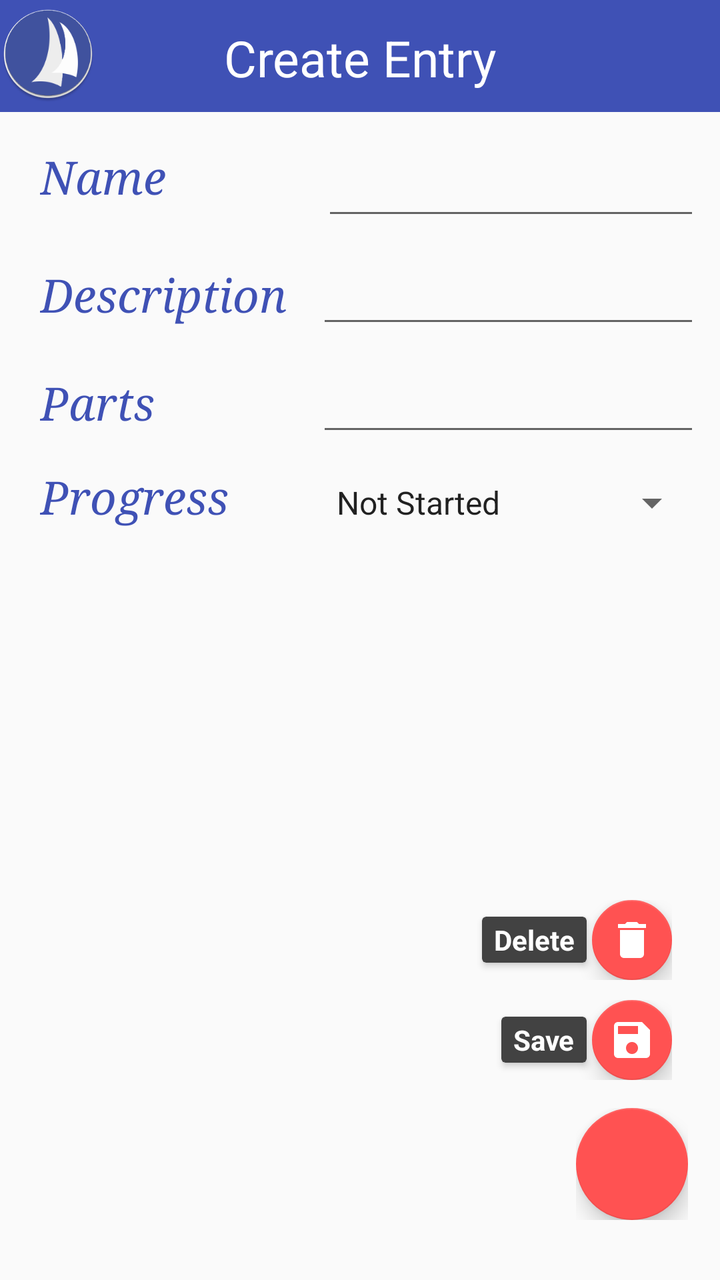
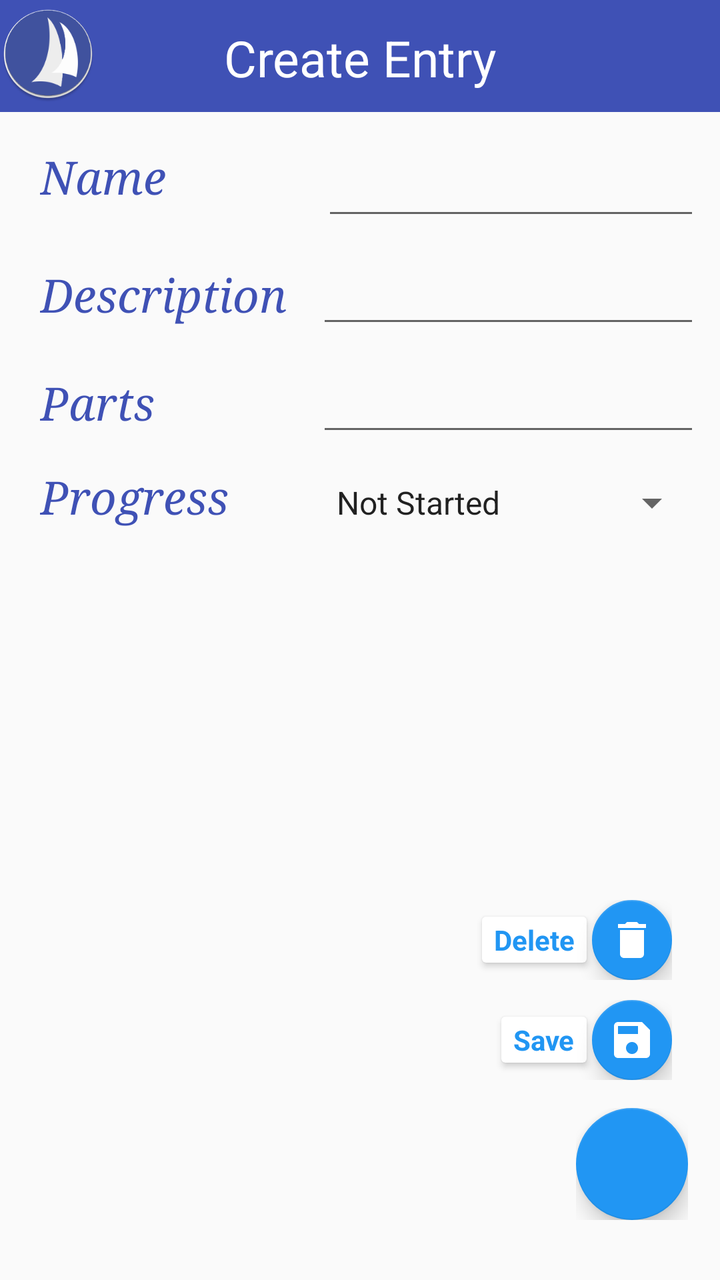

Screens rendered from an Android XML layout before and after an edit, with the pre-edit source and the edit as a unified diff.
<!-- AndroidManifest.xml: application theme Base.Theme.Toolbar -->
<!-- res/layout/activity_edit_manlog.xml -->
<?xml version="1.0" encoding="utf-8"?>
<LinearLayout xmlns:android="http://schemas.android.com/apk/res/android"
    android:layout_width="match_parent"
    android:layout_height="match_parent"
    android:orientation="vertical">

    <RelativeLayout xmlns:android="http://schemas.android.com/apk/res/android"
        xmlns:app="http://schemas.android.com/apk/res-auto"
        xmlns:tools="http://schemas.android.com/tools"
        android:id="@+id/MRL1"
        android:layout_width="match_parent"
        android:layout_height="match_parent"
        android:orientation="vertical"
        tools:context=".MainActivityManLog">

        <android.support.v7.widget.Toolbar
            android:id="@+id/toolbar"
            android:layout_width="match_parent"
            android:layout_height="56dp"
            android:background="?attr/colorPrimary"
            android:minHeight="?attr/actionBarSize"
            android:theme="@style/Base.Theme.Test"
            app:popupTheme="@style/ThemeOverlay.AppCompat.Light" />

        <ImageView
            android:id="@+id/imageView1"
            android:layout_width="wrap_content"
            android:layout_height="wrap_content"
            android:layout_alignParentStart="true"
            android:layout_alignParentTop="true"
            android:layout_marginTop="3dp"
            android:src="@mipmap/ic_launcher" />

        <TextView
            android:id="@+id/titleTextView"
            android:layout_width="wrap_content"
            android:layout_height="wrap_content"
            android:layout_alignParentTop="true"
            android:layout_centerHorizontal="true"
            android:layout_marginBottom="@dimen/activity_vertical_margin"
            android:padding="12dp"
            android:text="Create Entry"
            android:textColor="@color/white"
            android:textSize="25sp" />

        <ScrollView xmlns:android="http://schemas.android.com/apk/res/android"
            android:id="@+id/scrollView1"
            android:layout_width="match_parent"
            android:layout_height="wrap_content"
            android:layout_below="@+id/toolbar">

            <LinearLayout xmlns:android="http://schemas.android.com/apk/res/android"
                android:layout_width="match_parent"
                android:layout_height="match_parent"
                android:orientation="vertical">

                <LinearLayout
                    android:id="@+id/fieldlayout1"
                    android:layout_width="match_parent"
                    android:layout_height="wrap_content"
                    android:layout_below="@+id/toolbar"
                    android:layout_marginEnd="10dp"
                    android:layout_marginStart="10dp"
                    android:layout_marginTop="10dp"
                    android:orientation="horizontal">

                    <TextView
                        android:id="@+id/textViewName"
                        android:layout_width="wrap_content"
                        android:layout_height="wrap_content"
                        android:layout_marginStart="10dp"
                        android:text="Name             "
                        android:textColor="@color/textMain"
                        android:textSize="23sp"
                        android:textStyle="italic"
                        android:typeface="serif" />

                    <EditText
                        android:id="@+id/editTextName"
                        android:layout_width="wrap_content"
                        android:layout_height="wrap_content"
                        android:layout_marginTop="5dp"
                        android:ems="10"
                        android:inputType="text"
                        android:textSize="20sp" />

                </LinearLayout>

                <LinearLayout
                    android:id="@+id/fieldlayout2"
                    android:layout_width="match_parent"
                    android:layout_height="wrap_content"
                    android:layout_marginEnd="10dp"
                    android:layout_marginStart="10dp"
                    android:layout_marginTop="10dp"
                    android:orientation="horizontal">

                    <TextView
                        android:id="@+id/textViewDescription"
                        android:layout_width="wrap_content"
                        android:layout_height="wrap_content"
                        android:layout_marginEnd="10dp"
                        android:layout_marginStart="10dp"
                        android:text="Description"
                        android:textColor="@color/textMain"
                        android:textSize="23sp"
                        android:textStyle="italic"
                        android:typeface="serif" />

                    <EditText
                        android:id="@+id/editTextDescription"
                        android:layout_width="wrap_content"
                        android:layout_height="wrap_content"
                        android:layout_marginStart="5dp"
                        android:ems="10"
                        android:inputType="text"
                        android:textSize="20sp" />

                </LinearLayout>

                <LinearLayout
                    android:id="@+id/fieldlayout3"
                    android:layout_width="match_parent"
                    android:layout_height="wrap_content"
                    android:layout_marginEnd="10dp"
                    android:layout_marginStart="10dp"
                    android:layout_marginTop="10dp"
                    android:orientation="horizontal">

                    <TextView
                        android:id="@+id/textViewParts"
                        android:layout_width="wrap_content"
                        android:layout_height="wrap_content"
                        android:layout_marginEnd="10dp"
                        android:layout_marginStart="10dp"
                        android:text="Parts           "
                        android:textColor="@color/textMain"
                        android:textSize="23sp"
                        android:textStyle="italic"
                        android:typeface="serif" />

                    <EditText
                        android:id="@+id/editTextParts"
                        android:layout_width="wrap_content"
                        android:layout_height="wrap_content"
                        android:layout_marginStart="5dp"
                        android:ems="10"
                        android:inputType="text"
                        android:textSize="20sp" />

                </LinearLayout>


                <LinearLayout
                    android:id="@+id/fieldlayout4"
                    android:layout_width="match_parent"
                    android:layout_height="wrap_content"
                    android:layout_marginEnd="10dp"
                    android:layout_marginStart="10dp"
                    android:layout_marginTop="10dp"
                    android:orientation="horizontal">

                    <TextView
                        android:id="@+id/textViewProgress"
                        android:layout_width="wrap_content"
                        android:layout_height="wrap_content"
                        android:layout_marginEnd="10dp"
                        android:layout_marginStart="10dp"
                        android:text="Progress      "
                        android:textColor="@color/textMain"
                        android:textSize="23sp"
                        android:textStyle="italic"
                        android:typeface="serif" />

                    <Spinner
                        android:id="@+id/spinnerProgress"
                        android:layout_width="match_parent"
                        android:layout_height="wrap_content"
                        android:spinnerMode="dropdown"
                        android:popupTheme="@style/AlertDialogTheme"
                        android:entries="@array/progress_array"
                        android:prompt="@string/progress_prompt" />

                </LinearLayout>

                <TextView
                    android:id="@+id/TextViewMainLog_ID"
                    android:layout_width="wrap_content"
                    android:layout_height="wrap_content"
                    android:textSize="0sp" />

            </LinearLayout>
        </ScrollView>

        <LinearLayout
            android:layout_width="match_parent"
            android:layout_height="match_parent"
            android:orientation="vertical"
            android:weightSum="1">

            <include layout="@layout/layout_fabdeletesave" />

        </LinearLayout>
    </RelativeLayout>
</LinearLayout>
<!-- res/layout/layout_fabdeletesave.xml (included above) -->
<?xml version="1.0" encoding="utf-8"?>
<FrameLayout
    xmlns:android="http://schemas.android.com/apk/res/android"
    xmlns:app="http://schemas.android.com/apk/res-auto"
    android:id="@+id/fabFrame"
    android:layout_width="match_parent"
    android:layout_height="match_parent"
    android:paddingLeft="@dimen/activity_horizontal_margin"
    android:paddingRight="@dimen/activity_horizontal_margin"
    android:orientation="vertical">

    <LinearLayout
        android:id="@+id/layoutFabSave"
        android:layout_width="wrap_content"
        android:layout_height="wrap_content"
        android:gravity="center_vertical"
        android:layout_gravity="bottom|end"
        android:layout_marginRight="8dp"
        android:layout_marginBottom="100dp"
        android:layout_marginEnd="8dp"
        android:orientation="horizontal">

        <android.support.v7.widget.CardView
            android:layout_width="wrap_content"
            android:layout_height="wrap_content"
            android:backgroundTint="@color/card_background"
            app:cardCornerRadius="@dimen/cardCornerRadius"
            app:cardElevation="@dimen/cardElevation"
            app:cardUseCompatPadding="true" >
            <TextView
                android:id="@+id/editTV"
                android:layout_width="wrap_content"
                android:layout_height="wrap_content"
                android:textColor="@color/fab_card_text"
                android:text="@string/FabSave"
                android:textAppearance="?android:attr/textAppearanceSmall"
                android:textStyle="bold"
                android:paddingRight="@dimen/cardview_horizontal_padding"
                android:paddingLeft="@dimen/cardview_horizontal_padding"
                android:paddingBottom="@dimen/cardview_vertical_padding"
                android:paddingTop="@dimen/cardview_vertical_padding" />
        </android.support.v7.widget.CardView>

        <android.support.design.widget.FloatingActionButton
            android:id="@+id/fabSave"
            android:layout_width="wrap_content"
            android:layout_height="wrap_content"
            android:src="@drawable/ic_save_white"
            app:backgroundTint="@color/fab"
            app:fabSize="mini" />

    </LinearLayout>

    <LinearLayout
        android:id="@+id/layoutFabDelete"
        android:layout_width="wrap_content"
        android:layout_height="wrap_content"
        android:gravity="center_vertical"
        android:layout_gravity="bottom|end"
        android:layout_marginRight="8dp"
        android:layout_marginEnd="8dp"
        android:layout_marginBottom="150dp"
        android:orientation="horizontal">

        <android.support.v7.widget.CardView
            android:layout_width="wrap_content"
            android:layout_height="wrap_content"
            android:backgroundTint="@color/card_background"
            app:cardCornerRadius="@dimen/cardCornerRadius"
            app:cardElevation="@dimen/cardElevation"
            app:cardUseCompatPadding="true" >

            <TextView
                android:id="@+id/deleteTV"
                android:layout_width="wrap_content"
                android:layout_height="wrap_content"
                android:textColor="@color/fab_card_text"
                android:text="@string/FabDelete"
                android:textAppearance="?android:attr/textAppearanceSmall"
                android:textStyle="bold"
                android:paddingRight="@dimen/cardview_horizontal_padding"
                android:paddingLeft="@dimen/cardview_horizontal_padding"
                android:paddingBottom="@dimen/cardview_vertical_padding"
                android:paddingTop="@dimen/cardview_vertical_padding" />

        </android.support.v7.widget.CardView>

        <android.support.design.widget.FloatingActionButton
            android:id="@+id/fabDelete"
            android:layout_width="wrap_content"
            android:layout_height="wrap_content"
            android:src="@drawable/ic_delete_white"
            app:backgroundTint="@color/fab"
            app:fabSize="mini" />

    </LinearLayout>



    <LinearLayout
        android:id="@+id/layoutFabDeleteSave"
        android:layout_width="wrap_content"
        android:layout_height="wrap_content"
        android:gravity="center_vertical"
        android:layout_gravity="bottom|end"
        android:layout_marginBottom="30dp"
        android:orientation="horizontal">

        <android.support.design.widget.FloatingActionButton
            android:id="@+id/fabDeleteSave"
            android:layout_width="wrap_content"
            android:layout_height="wrap_content"
            android:layout_gravity="bottom|end"
            app:backgroundTint="@color/fab"
            app:fabSize="normal" />

    </LinearLayout>
</FrameLayout>
<!-- resources referenced by this layout -->
<resources>
  <string-array name="progress_array">
          <item>Not Started</item>
          <item>In Progress</item>
          <item>Completed</item>
      </string-array>
  <color name="card_background">@color/grey800</color>
  <color name="fab">@color/night_text</color>
  <color name="fab_card_text">@color/white</color>
  <color name="textMain">#ff3F51B5</color>
  <color name="white">#ffffff</color>
  <dimen name="activity_horizontal_margin">16dp</dimen>
  <dimen name="activity_vertical_margin">16dp</dimen>
  <dimen name="cardCornerRadius">2dp</dimen>
  <dimen name="cardElevation">2dp</dimen>
  <dimen name="cardview_horizontal_padding">6dp</dimen>
  <dimen name="cardview_vertical_padding">2dp</dimen>
  <!-- drawable ic_delete_white: png bitmap (drawable-hdpi, 194 bytes) -->
  <!-- drawable ic_save_white: png bitmap (drawable-hdpi, 391 bytes) -->
  <!-- mipmap ic_launcher: png bitmap (mipmap-hdpi, 5911 bytes) -->
  <string name="FabDelete">Delete</string>
  <string name="FabSave">Save</string>
  <string name="progress_prompt">Prompt</string>
  <style name="AlertDialogTheme" parent="Theme.AppCompat.Dialog.Alert">
          <item name="buttonBarNegativeButtonStyle">@style/NegativeButtonStyle</item>
          <item name="buttonBarPositiveButtonStyle">@style/PositiveButtonStyle</item>
          <item name="android:background">@color/card_background</item>
          <item name="colorAccent">@color/night_text</item>
  
      </style>
  <style name="Base.Theme.Test" parent="Theme.AppCompat.Light.NoActionBar">
          <item name="colorPrimary">@color/primary</item>
          <item name="colorPrimaryDark">@color/primary_dark</item>
          <item name="colorAccent">@color/night_text</item>
          <item name="android:textColorPrimary">@color/white</item>
          <item name="android:homeAsUpIndicator">@drawable/ic_action_menu</item>
      </style>
  <style name="Base.Theme.Toolbar" parent="Theme.AppCompat.Light.NoActionBar">
          <item name="colorPrimary">@color/primary</item>
          <item name="colorPrimaryDark">@color/primary_dark</item>
          <item name="colorAccent">@color/night_text</item>
          <item name="mcab_contentinset_start">60dp</item>
      </style>
  <color name="grey800">#424242</color>
  <color name="night_text">@color/accent</color>
  <style name="NegativeButtonStyle" parent="Widget.AppCompat.Button.ButtonBar.AlertDialog">
          <item name="android:textColor">@color/night_text</item>
      </style>
  <style name="PositiveButtonStyle" parent="Widget.AppCompat.Button.ButtonBar.AlertDialog">
          <item name="android:textColor">@color/night_text</item>
      </style>
  <color name="primary">#ff3F51B5</color>
  <color name="primary_dark">#ff303F9F</color>
  <!-- drawable ic_action_menu (drawable) -->
  <?xml version="1.0" encoding="utf-8"?>
  <vector xmlns:android="http://schemas.android.com/apk/res/android"
      android:width="24dp"
      android:height="24dp"
      android:viewportWidth="24"
      android:viewportHeight="24">
  
      <path
          android:pathData="M0 0h24v24H0z" />
      <path
          android:fillColor="#ffffff"
          android:pathData="M3 18h18v-2H3v2zm0-5h18v-2H3v2zm0-7v2h18V6H3z" />
  </vector>
  <color name="accent">#ffFF5252</color>
</resources>

<!-- the commit's change to res/layout/activity_edit_manlog.xml (unified diff, before → after) -->
@@ -1,19 +1,26 @@
 <?xml version="1.0" encoding="utf-8"?>
-<LinearLayout xmlns:android="http://schemas.android.com/apk/res/android"
+<androidx.drawerlayout.widget.DrawerLayout xmlns:android="http://schemas.android.com/apk/res/android"
+    xmlns:app="http://schemas.android.com/apk/res-auto"
+    xmlns:tools="http://schemas.android.com/tools"
+    android:id="@+id/drawer_layout"
+    android:layout_height="match_parent"
     android:layout_width="match_parent"
-    android:layout_height="match_parent"
-    android:orientation="vertical">
-
-    <RelativeLayout xmlns:android="http://schemas.android.com/apk/res/android"
-        xmlns:app="http://schemas.android.com/apk/res-auto"
-        xmlns:tools="http://schemas.android.com/tools"
-        android:id="@+id/MRL1"
+    android:fitsSystemWindows="true">
+
+    <LinearLayout
         android:layout_width="match_parent"
         android:layout_height="match_parent"
-        android:orientation="vertical"
-        tools:context=".MainActivityManLog">
-
-        <android.support.v7.widget.Toolbar
+        android:orientation="vertical">
+
+
+        <RelativeLayout
+            android:layout_width="match_parent"
+            android:layout_height="match_parent"
+            tools:context=".MainActivityTrips"
+            android:orientation="vertical"
+            android:id="@+id/MRL1">
+
+        <androidx.appcompat.widget.Toolbar
             android:id="@+id/toolbar"
             android:layout_width="match_parent"
             android:layout_height="56dp"
@@ -201,8 +208,20 @@
             <include layout="@layout/layout_fabdeletesave" />
 
         </LinearLayout>
-    </RelativeLayout>
-</LinearLayout>
+        </RelativeLayout>
+    </LinearLayout>
+
+    <com.google.android.material.navigation.NavigationView
+        android:id="@+id/nav_view"
+        android:layout_height="match_parent"
+        android:layout_width="wrap_content"
+        android:layout_gravity="start"
+        android:fitsSystemWindows="true"
+        app:headerLayout="@layout/nav_header"
+        app:menu="@menu/drawer_create_entries"
+        app:theme="@style/NavigationViewTheme" />
+
+</androidx.drawerlayout.widget.DrawerLayout>
 <!-- res/layout/layout_fabdeletesave.xml (included above) -->
 <?xml version="1.0" encoding="utf-8"?>
 <FrameLayout
@@ -226,28 +245,29 @@
         android:layout_marginEnd="8dp"
         android:orientation="horizontal">
 
-        <android.support.v7.widget.CardView
-            android:layout_width="wrap_content"
-            android:layout_height="wrap_content"
-            android:backgroundTint="@color/card_background"
+        <androidx.cardview.widget.CardView
+            android:layout_width="wrap_content"
+            android:layout_height="wrap_content"
+            android:backgroundTint="@color/background"
             app:cardCornerRadius="@dimen/cardCornerRadius"
             app:cardElevation="@dimen/cardElevation"
-            app:cardUseCompatPadding="true" >
+            app:cardUseCompatPadding="true">
+
             <TextView
                 android:id="@+id/editTV"
                 android:layout_width="wrap_content"
                 android:layout_height="wrap_content"
-                android:textColor="@color/fab_card_text"
+                android:paddingLeft="@dimen/cardview_horizontal_padding"
+                android:paddingTop="@dimen/cardview_vertical_padding"
+                android:paddingRight="@dimen/cardview_horizontal_padding"
+                android:paddingBottom="@dimen/cardview_vertical_padding"
                 android:text="@string/FabSave"
                 android:textAppearance="?android:attr/textAppearanceSmall"
-                android:textStyle="bold"
-                android:paddingRight="@dimen/cardview_horizontal_padding"
-                android:paddingLeft="@dimen/cardview_horizontal_padding"
-                android:paddingBottom="@dimen/cardview_vertical_padding"
-                android:paddingTop="@dimen/cardview_vertical_padding" />
-        </android.support.v7.widget.CardView>
-
-        <android.support.design.widget.FloatingActionButton
+                android:textColor="@color/fab_card_text"
+                android:textStyle="bold" />
+        </androidx.cardview.widget.CardView>
+
+        <com.google.android.material.floatingactionbutton.FloatingActionButton
             android:id="@+id/fabSave"
             android:layout_width="wrap_content"
             android:layout_height="wrap_content"
@@ -268,30 +288,30 @@
         android:layout_marginBottom="150dp"
         android:orientation="horizontal">
 
-        <android.support.v7.widget.CardView
-            android:layout_width="wrap_content"
-            android:layout_height="wrap_content"
-            android:backgroundTint="@color/card_background"
+        <androidx.cardview.widget.CardView
+            android:layout_width="wrap_content"
+            android:layout_height="wrap_content"
+            android:backgroundTint="@color/background"
             app:cardCornerRadius="@dimen/cardCornerRadius"
             app:cardElevation="@dimen/cardElevation"
-            app:cardUseCompatPadding="true" >
+            app:cardUseCompatPadding="true">
 
             <TextView
                 android:id="@+id/deleteTV"
                 android:layout_width="wrap_content"
                 android:layout_height="wrap_content"
-                android:textColor="@color/fab_card_text"
+                android:paddingLeft="@dimen/cardview_horizontal_padding"
+                android:paddingTop="@dimen/cardview_vertical_padding"
+                android:paddingRight="@dimen/cardview_horizontal_padding"
+                android:paddingBottom="@dimen/cardview_vertical_padding"
                 android:text="@string/FabDelete"
                 android:textAppearance="?android:attr/textAppearanceSmall"
-                android:textStyle="bold"
-                android:paddingRight="@dimen/cardview_horizontal_padding"
-                android:paddingLeft="@dimen/cardview_horizontal_padding"
-                android:paddingBottom="@dimen/cardview_vertical_padding"
-                android:paddingTop="@dimen/cardview_vertical_padding" />
-
-        </android.support.v7.widget.CardView>
-
-        <android.support.design.widget.FloatingActionButton
+                android:textColor="@color/fab_card_text"
+                android:textStyle="bold" />
+
+        </androidx.cardview.widget.CardView>
+
+        <com.google.android.material.floatingactionbutton.FloatingActionButton
             android:id="@+id/fabDelete"
             android:layout_width="wrap_content"
             android:layout_height="wrap_content"
@@ -312,13 +332,44 @@
         android:layout_marginBottom="30dp"
         android:orientation="horizontal">
 
-        <android.support.design.widget.FloatingActionButton
+        <com.google.android.material.floatingactionbutton.FloatingActionButton
             android:id="@+id/fabDeleteSave"
             android:layout_width="wrap_content"
             android:layout_height="wrap_content"
             android:layout_gravity="bottom|end"
-            app:backgroundTint="@color/fab"
+            app:backgroundTint="@color/accent"
             app:fabSize="normal" />
 
     </LinearLayout>
 </FrameLayout>
+<!-- res/layout/nav_header.xml (included above) -->
+<?xml version="1.0" encoding="utf-8"?>
+<LinearLayout xmlns:android="http://schemas.android.com/apk/res/android"
+    android:layout_width="match_parent"
+    android:layout_height="192dp"
+    android:id="@+id/layout11"
+    android:background="@color/primary"
+    android:padding="16dp"
+    android:theme="@style/ThemeOverlay.AppCompat.Dark"
+    android:orientation="vertical"
+    android:gravity="bottom">
+
+    <ImageView
+        android:layout_width="100dp"
+        android:layout_height="100dp"
+        android:id="@+id/imVie_AppLogo"
+        android:src="@mipmap/ic_launcher"
+        android:layout_marginBottom="12dp"
+        android:layout_gravity="center_horizontal" />
+
+
+    <TextView
+        android:layout_width="wrap_content"
+        android:layout_height="wrap_content"
+        android:text="@string/BoatLog"
+        android:layout_gravity="center_horizontal"
+        style="@style/TextAppearance.AppCompat.Subhead" />
+
+
+
+</LinearLayout>
<!-- resource entries referenced after the edit -->
@@ -7,7 +7,7 @@
       </string-array>
   <color name="card_background">@color/grey800</color>
   <color name="fab">@color/night_text</color>
-  <color name="fab_card_text">@color/white</color>
+  <color name="fab_card_text">@color/accent</color>
   <color name="textMain">#ff3F51B5</color>
   <color name="white">#ffffff</color>
   <dimen name="activity_horizontal_margin">16dp</dimen>
@@ -19,6 +19,7 @@
   <!-- drawable ic_delete_white: png bitmap (drawable-hdpi, 194 bytes) -->
   <!-- drawable ic_save_white: png bitmap (drawable-hdpi, 391 bytes) -->
   <!-- mipmap ic_launcher: png bitmap (mipmap-hdpi, 5911 bytes) -->
+  <string name="BoatLog">BoatLog</string>
   <string name="FabDelete">Delete</string>
   <string name="FabSave">Save</string>
   <string name="progress_prompt">Prompt</string>
@@ -36,11 +37,14 @@
           <item name="android:textColorPrimary">@color/white</item>
           <item name="android:homeAsUpIndicator">@drawable/ic_action_menu</item>
       </style>
+  <style name="NavigationViewTheme" parent="AppTheme">
+          <item name="textAppearanceListItem">@style/TextAppearance.AppCompat.Body2</item>
+      </style>
+      ThemeOverlay_Material_Dialog_Alert
   <style name="Base.Theme.Toolbar" parent="Theme.AppCompat.Light.NoActionBar">
           <item name="colorPrimary">@color/primary</item>
           <item name="colorPrimaryDark">@color/primary_dark</item>
           <item name="colorAccent">@color/night_text</item>
-          <item name="mcab_contentinset_start">60dp</item>
       </style>
   <color name="grey800">#424242</color>
   <color name="night_text">@color/accent</color>
@@ -66,6 +70,12 @@
           android:fillColor="#ffffff"
           android:pathData="M3 18h18v-2H3v2zm0-5h18v-2H3v2zm0-7v2h18V6H3z" />
   </vector>
-  <color name="accent">#ffFF5252</color>
+  <style name="AppTheme" parent="android:Theme.Material.Light">
+          <item name="android:colorPrimary">@color/primary</item>
+          <item name="android:colorPrimaryDark">@color/primary_dark</item>
+          <item name="android:colorAccent">@color/night_text</item>
+      </style>
+  <color name="accent">#2196F3</color>
+  <color name="background">#ffffffff</color>
 </resources>
 
